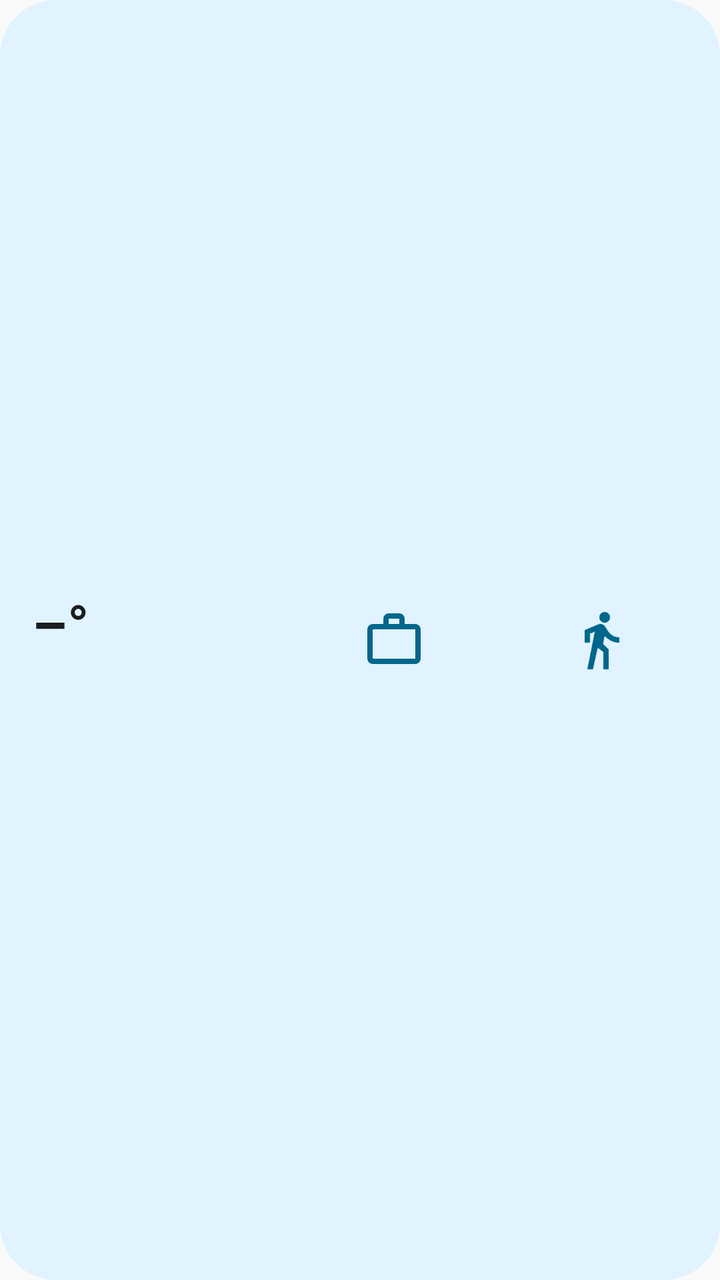
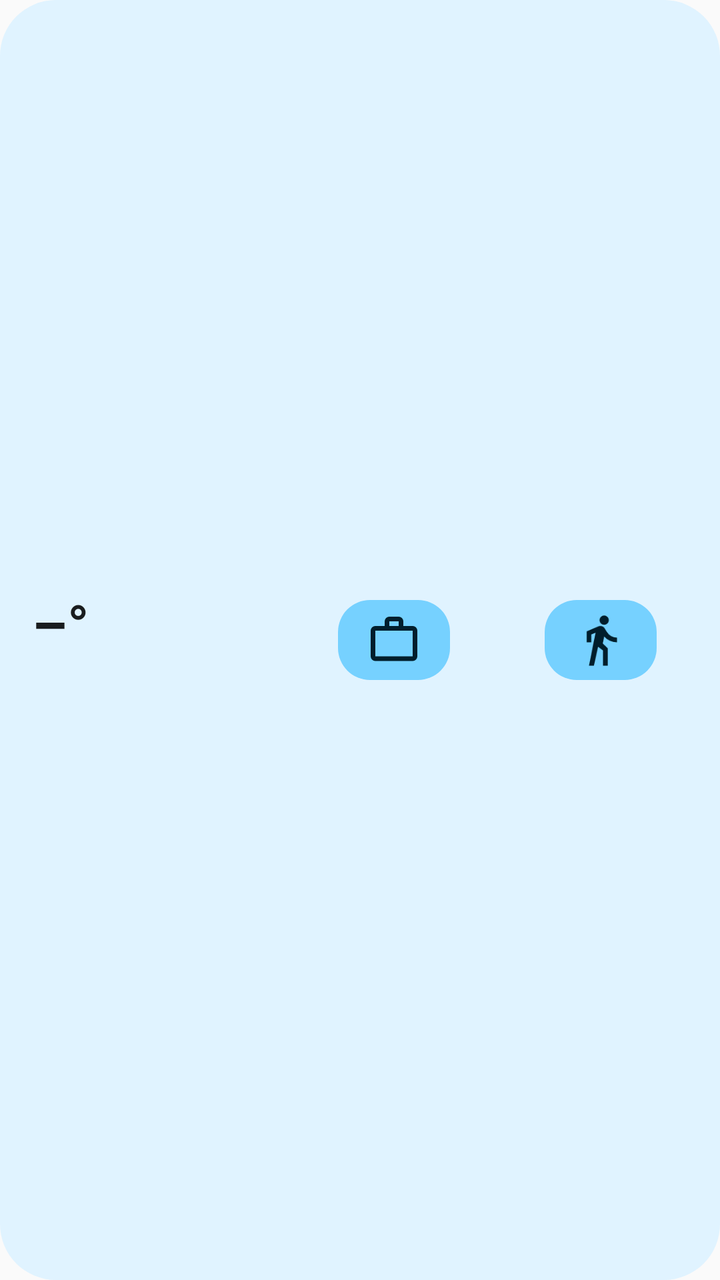

Two renders of the same Android screen: before a commit and after it. Below are the layout's source before the change and the commit's diff.
<!-- AndroidManifest.xml: application theme Theme.PerfectOutfit -->
<!-- res/layout/outfit_widget.xml -->
<?xml version="1.0" encoding="utf-8"?>
<LinearLayout xmlns:android="http://schemas.android.com/apk/res/android"
    android:id="@android:id/background"
    android:layout_width="match_parent"
    android:layout_height="match_parent"
    android:background="@drawable/outfit_widget_background"
    android:gravity="center_vertical"
    android:orientation="horizontal"
    android:padding="8dp">

    <LinearLayout
        android:id="@+id/widget_temperature_area"
        android:layout_width="0dp"
        android:layout_height="match_parent"
        android:layout_weight="4"
        android:gravity="center_vertical"
        android:orientation="vertical"
        android:paddingStart="8dp"
        android:paddingEnd="4dp">

        <TextView
            android:id="@+id/widget_temperature"
            android:layout_width="wrap_content"
            android:layout_height="wrap_content"
            android:maxLines="1"
            android:text="@string/widget_no_temperature"
            android:textColor="@color/widget_on_surface"
            android:textSize="28sp"
            android:textStyle="bold" />

        <TextView
            android:id="@+id/widget_basis"
            android:layout_width="match_parent"
            android:layout_height="wrap_content"
            android:ellipsize="end"
            android:maxLines="1"
            android:textColor="@color/widget_on_surface_variant"
            android:textSize="12sp"
            android:visibility="gone" />

        <TextView
            android:id="@+id/widget_place"
            android:layout_width="match_parent"
            android:layout_height="wrap_content"
            android:ellipsize="end"
            android:maxLines="1"
            android:textColor="@color/widget_on_surface_variant"
            android:textSize="12sp" />
    </LinearLayout>

    <LinearLayout
        android:id="@+id/widget_icon_area_0"
        android:layout_width="0dp"
        android:layout_height="match_parent"
        android:layout_weight="3"
        android:gravity="center">

        <ImageView
            android:id="@+id/widget_icon_0"
            android:layout_width="40dp"
            android:layout_height="40dp"
            android:importantForAccessibility="no"
            android:padding="4dp"
            android:src="@drawable/ic_work"
            android:tint="@color/widget_accent" />
    </LinearLayout>

    <LinearLayout
        android:id="@+id/widget_icon_area_1"
        android:layout_width="0dp"
        android:layout_height="match_parent"
        android:layout_weight="3"
        android:gravity="center">

        <ImageView
            android:id="@+id/widget_icon_1"
            android:layout_width="40dp"
            android:layout_height="40dp"
            android:importantForAccessibility="no"
            android:padding="4dp"
            android:src="@drawable/ic_walk"
            android:tint="@color/widget_accent" />
    </LinearLayout>
</LinearLayout>
<!-- resources referenced by this layout -->
<resources>
  <color name="widget_accent">@color/widget_accent_light</color>
  <color name="widget_on_surface">@color/widget_on_surface_light</color>
  <color name="widget_on_surface_variant">@color/widget_on_surface_variant_light</color>
  <!-- drawable ic_walk (drawable) -->
  <?xml version="1.0" encoding="utf-8"?>
  <vector xmlns:android="http://schemas.android.com/apk/res/android"
      android:width="24dp"
      android:height="24dp"
      android:viewportWidth="960"
      android:viewportHeight="960">
      <group android:translateY="960">
          <path
              android:fillColor="#FF000000"
              android:pathData="m280-40 112-564-72 28v136h-80v-188l202-86q14-6 29.5-7t29.5 4q14 5 26.5 14t20.5 23l40 64q26 42 70.5 69T760-520v80q-66 0-123.5-27.5T540-540l-24 120 84 80v300h-80v-260l-84-64-72 324h-84Zm260-700q-33 0-56.5-23.5T460-820q0-33 23.5-56.5T540-900q33 0 56.5 23.5T620-820q0 33-23.5 56.5T540-740Z" />
      </group>
  </vector>
  <!-- drawable ic_work (drawable) -->
  <?xml version="1.0" encoding="utf-8"?>
  <vector xmlns:android="http://schemas.android.com/apk/res/android"
      android:width="24dp"
      android:height="24dp"
      android:viewportWidth="960"
      android:viewportHeight="960">
      <group android:translateY="960">
          <path
              android:fillColor="#FF000000"
              android:pathData="M160-120q-33 0-56.5-23.5T80-200v-440q0-33 23.5-56.5T160-720h160v-80q0-33 23.5-56.5T400-880h160q33 0 56.5 23.5T640-800v80h160q33 0 56.5 23.5T880-640v440q0 33-23.5 56.5T800-120H160Zm0-80h640v-440H160v440Zm240-520h160v-80H400v80ZM160-200v-440 440Z" />
      </group>
  </vector>
  <!-- drawable outfit_widget_background (drawable) -->
  <?xml version="1.0" encoding="utf-8"?>
  <shape xmlns:android="http://schemas.android.com/apk/res/android"
      android:shape="rectangle">
      <solid android:color="@color/widget_surface" />
      <corners android:radius="@dimen/widget_corner_radius" />
  </shape>
  <string name="widget_no_temperature">–°</string>
  <style name="Theme.PerfectOutfit" parent="android:Theme.Material.Light.NoActionBar">
      </style>
  <color name="widget_accent_light">#FF2E6B30</color>
  <color name="widget_on_surface_light">#FF1A1C18</color>
  <color name="widget_on_surface_variant_light">#FF424940</color>
  <color name="widget_surface">@color/widget_surface_light</color>
  <dimen name="widget_corner_radius">16dp</dimen>
  <color name="widget_surface_light">#FFEDF1E6</color>
</resources>

<!-- the commit's change to res/layout/outfit_widget.xml (unified diff, before → after) -->
@@ -56,13 +56,27 @@
         android:gravity="center">
 
         <ImageView
-            android:id="@+id/widget_icon_0"
-            android:layout_width="40dp"
+            android:id="@+id/widget_icon_lit_0"
+            android:layout_width="56dp"
             android:layout_height="40dp"
+            android:background="@drawable/outfit_widget_chip"
             android:importantForAccessibility="no"
-            android:padding="4dp"
+            android:paddingHorizontal="14dp"
+            android:paddingVertical="6dp"
             android:src="@drawable/ic_work"
-            android:tint="@color/widget_accent" />
+            android:tint="@color/widget_on_chip" />
+
+        <ImageView
+            android:id="@+id/widget_icon_unlit_0"
+            android:layout_width="56dp"
+            android:layout_height="40dp"
+            android:alpha="0.4"
+            android:importantForAccessibility="no"
+            android:paddingHorizontal="14dp"
+            android:paddingVertical="6dp"
+            android:src="@drawable/ic_work"
+            android:tint="@color/widget_on_surface_variant"
+            android:visibility="gone" />
     </LinearLayout>
 
     <LinearLayout
@@ -73,12 +87,26 @@
         android:gravity="center">
 
         <ImageView
-            android:id="@+id/widget_icon_1"
-            android:layout_width="40dp"
+            android:id="@+id/widget_icon_lit_1"
+            android:layout_width="56dp"
             android:layout_height="40dp"
+            android:background="@drawable/outfit_widget_chip"
             android:importantForAccessibility="no"
-            android:padding="4dp"
+            android:paddingHorizontal="14dp"
+            android:paddingVertical="6dp"
             android:src="@drawable/ic_walk"
-            android:tint="@color/widget_accent" />
+            android:tint="@color/widget_on_chip" />
+
+        <ImageView
+            android:id="@+id/widget_icon_unlit_1"
+            android:layout_width="56dp"
+            android:layout_height="40dp"
+            android:alpha="0.4"
+            android:importantForAccessibility="no"
+            android:paddingHorizontal="14dp"
+            android:paddingVertical="6dp"
+            android:src="@drawable/ic_walk"
+            android:tint="@color/widget_on_surface_variant"
+            android:visibility="gone" />
     </LinearLayout>
 </LinearLayout>
<!-- resource entries referenced after the edit -->
@@ -1,6 +1,6 @@
 <!-- resources referenced by this layout -->
 <resources>
-  <color name="widget_accent">@color/widget_accent_light</color>
+  <color name="widget_on_chip">@color/widget_on_chip_light</color>
   <color name="widget_on_surface">@color/widget_on_surface_light</color>
   <color name="widget_on_surface_variant">@color/widget_on_surface_variant_light</color>
   <!-- drawable ic_walk (drawable) -->
@@ -36,14 +36,23 @@
       <solid android:color="@color/widget_surface" />
       <corners android:radius="@dimen/widget_corner_radius" />
   </shape>
+  <!-- drawable outfit_widget_chip (drawable) -->
+  <?xml version="1.0" encoding="utf-8"?>
+  <shape xmlns:android="http://schemas.android.com/apk/res/android"
+      android:shape="rectangle">
+      <solid android:color="@color/widget_chip" />
+      <corners android:radius="16dp" />
+  </shape>
   <string name="widget_no_temperature">–°</string>
   <style name="Theme.PerfectOutfit" parent="android:Theme.Material.Light.NoActionBar">
       </style>
-  <color name="widget_accent_light">#FF2E6B30</color>
+  <color name="widget_on_chip_light">#FF002204</color>
   <color name="widget_on_surface_light">#FF1A1C18</color>
   <color name="widget_on_surface_variant_light">#FF424940</color>
   <color name="widget_surface">@color/widget_surface_light</color>
   <dimen name="widget_corner_radius">16dp</dimen>
+  <color name="widget_chip">@color/widget_chip_light</color>
   <color name="widget_surface_light">#FFEDF1E6</color>
+  <color name="widget_chip_light">#FFB1F1A9</color>
 </resources>
 
